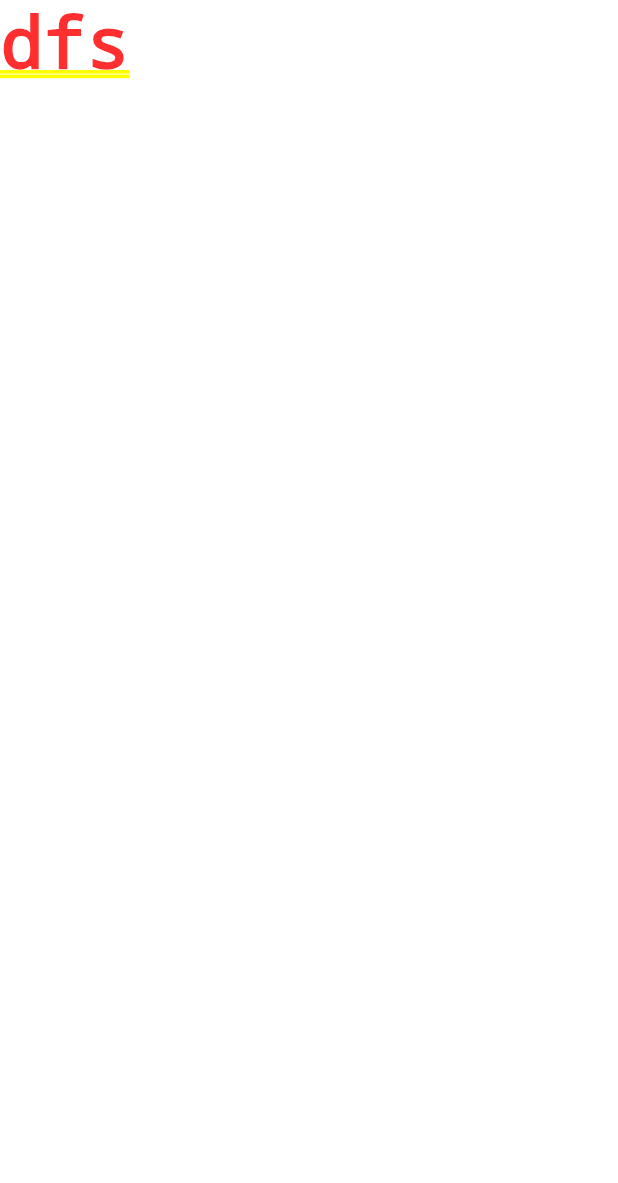
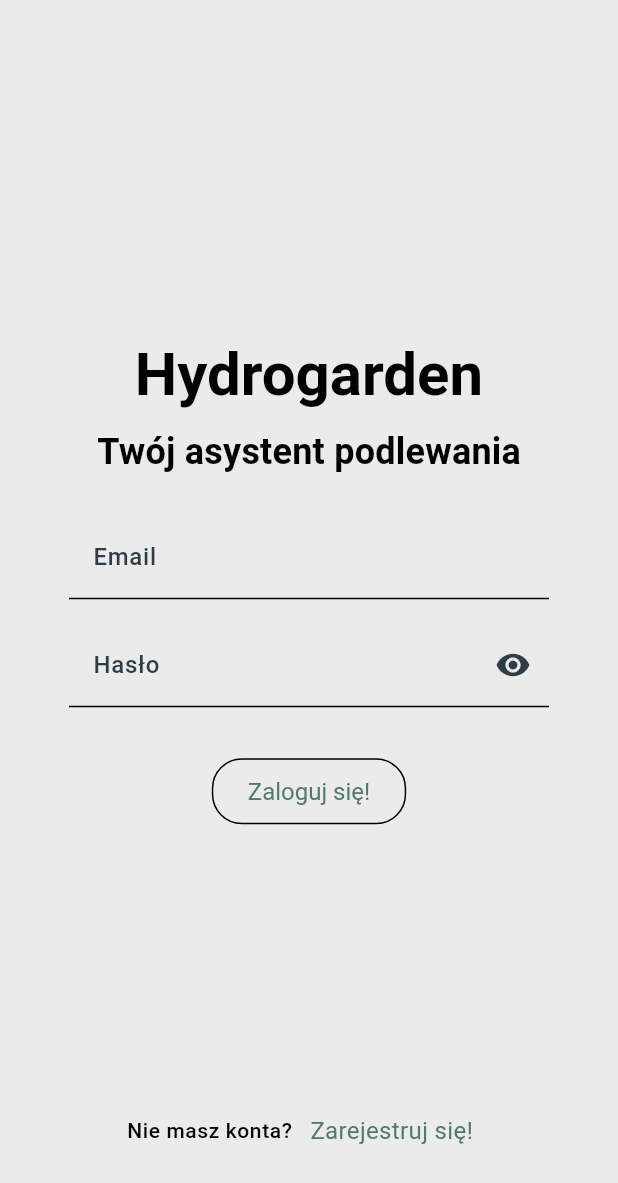
Before and after one commit to Hydrogarden-App/hg-mobile, a Flutter app: the screen it shows after launch, on a phone screen of 412 x 824 dp. Shown: the top 1183 px of the screen. Run offline on Flutter 3.47's test engine with Material 3 defaults, Android fonts, the phone set to English and light mode, and no system bars; drawn by our look-alikes of reactive_forms; our stand-ins replace dio, equatable, flutter_bloc, flutter_secure_storage, get_it, go_router; missing offline and left inert: openapi, openapi_generator_annotations; generated files the repository leaves out were written again.

Commit message:
feat: auth views

```diff
--- a/analysis_options.yaml
+++ b/analysis_options.yaml
@@ -3,3 +3,4 @@ include: package:flutter_lints/flutter.yaml
 linter:
   rules:
     prefer_double_quotes: true
+    avoid_relative_lib_imports: true
--- a/lib/app/app.dart
+++ b/lib/app/app.dart
@@ -1,9 +1,15 @@
 // Openapi Generator last run: : 2025-09-10T17:02:40.980825
 import "package:flutter/material.dart";
+import "package:flutter_bloc/flutter_bloc.dart";
+import "package:go_router/go_router.dart";
+import "package:hydrogarden_mobile/presentation/features/authentication/pages/login_page.dart";
+import "package:hydrogarden_mobile/presentation/features/authentication/pages/register_page.dart";
+import "package:openapi_generator_annotations/openapi_generator_annotations.dart";
+
 import "package:hydrogarden_mobile/app/l10n/arb/app_localizations.g.dart";
+import "package:hydrogarden_mobile/presentation/features/authentication/bloc/authentication_bloc.dart";
 import "package:hydrogarden_mobile/presentation/features/home/home_page.dart";
-import "package:openapi_generator_annotations/openapi_generator_annotations.dart";
-import "package:go_router/go_router.dart";
+
 import "theme/app_theme.dart";
 
 part "router.dart";
@@ -18,12 +24,19 @@ class MyApp extends StatelessWidget {
 
   @override
   Widget build(BuildContext context) {
-    return MaterialApp.router(
-      title: "Hydrogarden Mobile",
-      theme: AppTheme().light,
-      localizationsDelegates: AppLocalizations.localizationsDelegates,
-      supportedLocales: AppLocalizations.supportedLocales,
-      routerConfig: _router,
+    return MultiBlocProvider(
+      providers: [
+        BlocProvider<AuthenticationBloc>(
+          create: (context) => AuthenticationBloc(),
+        ),
+      ],
+      child: MaterialApp.router(
+        title: "Hydrogarden Mobile",
+        theme: AppTheme().light,
+        localizationsDelegates: AppLocalizations.localizationsDelegates,
+        supportedLocales: AppLocalizations.supportedLocales,
+        routerConfig: _router,
+      ),
     );
   }
 }
--- a/lib/app/dependency_injection.dart
+++ b/lib/app/dependency_injection.dart
@@ -4,6 +4,7 @@ import "package:hydrogarden_mobile/app/remote/client_provider.dart";
 import "package:hydrogarden_mobile/data/repository/authentication_local_repository_impl.dart";
 import "package:hydrogarden_mobile/data/repository/authentication_remote_repository_impl.dart";
 import "package:hydrogarden_mobile/data/repository/authentication_repository_impl.dart";
+import "package:hydrogarden_mobile/domain/repository/authentication_repository.dart";
 
 GetIt getIt = GetIt.instance;
 
@@ -13,12 +14,12 @@ void setup() {
 }
 
 void _setupClient() {
-  getIt.registerSingleton(ClientProvider());
+  getIt.registerSingleton<ClientProvider>(ClientProvider());
 }
 
 void _setupRepository() {
-  getIt.registerSingleton(
-    () => AuthenticationRepositoryImpl(
+  getIt.registerSingleton<AuthenticationRepository>(
+    AuthenticationRepositoryImpl(
       localAuth: AuthenticationLocalRepositoryImpl(FlutterSecureStorage()),
       remoteAuth: AuthenticationRemoteRepositoryImpl(
         getIt.get<ClientProvider>().getUnauthenticatedClient(),
--- a/lib/app/l10n/arb/app_pl.arb
+++ b/lib/app/l10n/arb/app_pl.arb
@@ -0,0 +1,18 @@
+{
+    "@@locale": "pl",
+
+    "auth_title": "Hydrogarden",
+    "auth_subtitle": "Twój asystent podlewania",
+    "auth_field_email": "Email",
+    "auth_field_password": "Hasło",
+    "auth_field_password_repeat": "Powtórz hasło",
+    "auth_login": "Zaloguj się!",
+    "auth_register": "Zarejestruj się!",
+    "auth_helper_dont_have_an_account": "Nie masz konta?",
+    "auth_helper_already_have_an_account": "Masz już konto?",
+    "auth_error_email_empty": "Email nie może być pusty",
+    "auth_error_password_empty": "Hasło nie może być puste",
+    "auth_error_email_invalid": "Podaj poprawny adres email",
+    "auth_error_password_too_short": "Hasło musi mieć co najmniej {passLen} znaków",
+    "auth_error_passwords_must_match": "Hasła muszą się zgadzać"
+}
--- a/lib/app/router.dart
+++ b/lib/app/router.dart
@@ -3,7 +3,7 @@ part of "app.dart";
 final _rootNavigatorKey = GlobalKey<NavigatorState>();
 
 final _router = GoRouter(
-  initialLocation: HomePage.route,
+  initialLocation: LoginPage.route,
   navigatorKey: _rootNavigatorKey,
   routes: [
     GoRoute(
@@ -12,6 +12,20 @@ final _router = GoRouter(
         return const NoTransitionPage(child: HomePage());
       },
     ),
+    GoRoute(
+      path: LoginPage.route,
+      pageBuilder: (context, state) {
+        print("lgin");
+        return NoTransitionPage(child: const LoginPage());
+      },
+    ),
+    GoRoute(
+      path: RegisterPage.route,
+      pageBuilder: (context, state) {
+        print("register");
+        return NoTransitionPage(child: const RegisterPage());
+      },
+    ),
   ],
 );
 
--- a/lib/app/theme/app_theme.dart
+++ b/lib/app/theme/app_theme.dart
@@ -1,4 +1,6 @@
 import "package:flutter/material.dart";
+import "package:hydrogarden_mobile/app/theme/color_consts.dart";
+import "package:hydrogarden_mobile/app/theme/ui_config.dart";
 
 abstract interface class AppThemeData {
   ThemeData get light => ThemeData.light();
@@ -12,20 +14,63 @@ class AppTheme implements AppThemeData {
   @override
   ThemeData get light => ThemeData(
     colorScheme: const ColorScheme.light(
-      primary: Color.fromARGB(255, 235, 235, 235),
-      onPrimary: Color.fromARGB(255, 47, 62, 70),
-      secondary: Color.fromARGB(255, 82, 121, 111),
-      shadow: Color.fromARGB(100, 0, 0, 0),
-      error: Color.fromARGB(255, 88, 32, 33),
+      primary: ColorConsts.pale,
+      onPrimary: ColorConsts.dark,
+      secondary: ColorConsts.medium,
+      shadow: ColorConsts.shadow,
+      error: ColorConsts.error,
     ),
     textTheme: _textTheme,
+    outlinedButtonTheme: _outlinedButtonTheme,
+    inputDecorationTheme: _inputDecorationTheme,
   );
 
   static const _textTheme = TextTheme(
     titleLarge: TextStyle(fontSize: 40, fontWeight: FontWeight.w600),
     titleMedium: TextStyle(fontSize: 24, fontWeight: FontWeight.w600),
     bodyMedium: TextStyle(fontSize: 16, fontWeight: FontWeight.w400),
-    bodySmall: TextStyle(fontSize: 12, fontWeight: FontWeight.w500),
+    bodySmall: TextStyle(fontSize: 14, fontWeight: FontWeight.w500),
+  );
+
+  OutlinedButtonThemeData get _outlinedButtonTheme => OutlinedButtonThemeData(
+    style: OutlinedButton.styleFrom(
+      minimumSize: const Size(44, 44),
+      backgroundColor: ColorConsts.pale,
+      foregroundColor: ColorConsts.medium,
+      shape: RoundedRectangleBorder(borderRadius: BorderRadius.circular(20)),
+      padding: const EdgeInsets.symmetric(
+        vertical: AppPaddings.small,
+        horizontal: AppPaddings.huge,
+      ),
+      textStyle: const TextStyle(fontWeight: FontWeight.w400, fontSize: 16),
+    ),
+  );
+
+  InputDecorationTheme get _inputDecorationTheme => InputDecorationTheme(
+    border: UnderlineInputBorder(
+      borderSide: BorderSide(color: ColorConsts.dark, width: 1),
+    ),
+    suffixIconColor: ColorConsts.dark,
+    labelStyle: TextStyle(
+      fontSize: 16,
+      color: ColorConsts.dark,
+      fontWeight: FontWeight.w500,
+    ),
+    floatingLabelStyle: TextStyle(fontSize: 14, color: ColorConsts.medium),
+    contentPadding: EdgeInsets.symmetric(
+      vertical: AppPaddings.small,
+      horizontal: AppPaddings.large,
+    ),
+    focusedBorder: UnderlineInputBorder(
+      borderSide: BorderSide(color: ColorConsts.medium, width: 2),
+    ),
+    focusedErrorBorder: UnderlineInputBorder(
+      borderSide: BorderSide(color: ColorConsts.medium, width: 2),
+    ),
+    errorStyle: TextStyle(color: ColorConsts.error),
+    errorBorder: UnderlineInputBorder(
+      borderSide: BorderSide(color: ColorConsts.dark, width: 1),
+    ),
   );
 }
 
--- /dev/null
+++ b/lib/app/theme/color_consts.dart
@@ -0,0 +1,9 @@
+import "dart:ui";
+
+abstract final class ColorConsts {
+  static const pale = Color.fromARGB(255, 235, 235, 235);
+  static const dark = Color.fromARGB(255, 47, 62, 70);
+  static const medium = Color.fromARGB(255, 82, 121, 111);
+  static const shadow = Color.fromARGB(100, 0, 0, 0);
+  static const error = Color.fromARGB(255, 88, 32, 33);
+}
--- /dev/null
+++ b/lib/app/theme/ui_config.dart
@@ -0,0 +1,9 @@
+abstract final class AppPaddings {
+  static const gigantic = 46.0;
+  static const enormous = 32.0;
+  static const huge = 24.0;
+  static const large = 16.0;
+  static const medium = 12.0;
+  static const small = 8.0;
+  static const tiny = 4.0;
+}
--- a/lib/presentation/features/authentication/bloc/authentication_bloc.dart
+++ b/lib/presentation/features/authentication/bloc/authentication_bloc.dart
@@ -1,9 +1,10 @@
-import "package:bloc/bloc.dart";
 import "package:equatable/equatable.dart";
+import "package:flutter_bloc/flutter_bloc.dart";
+
 import "package:hydrogarden_mobile/app/dependency_injection.dart";
 import "package:hydrogarden_mobile/app/remote/client_provider.dart";
 import "package:hydrogarden_mobile/domain/repository/authentication_repository.dart";
-import "package:hydrogarden_mobile/presentation/features/authentication/authentication_status.dart";
+import "package:hydrogarden_mobile/domain/authentication_status.dart";
 
 part "authentication_event.dart";
 part "authentication_state.dart";
@@ -28,6 +29,7 @@ class AuthenticationBloc
         email: event.email,
         password: event.password,
       );
+      print("${event.email}, ${event.password}, $token");
       _clientProvider.updateToken(token);
       emit(AuthenticationState.authenticated(token));
     });
--- /dev/null
+++ b/lib/presentation/features/authentication/extensions/form_group_extension.dart
@@ -0,0 +1,42 @@
+import "package:reactive_forms/reactive_forms.dart";
+
+extension FormGroupExtension on FormGroup {
+  static FormGroup loginForm({
+    required String emailFieldName,
+    required String passwordFieldName,
+    int passwordMinLength = 6,
+  }) => FormGroup({
+    emailFieldName: FormControl<String>(
+      validators: [Validators.required, Validators.email],
+    ),
+    passwordFieldName: FormControl<String>(
+      validators: [
+        Validators.required,
+        Validators.minLength(passwordMinLength),
+      ],
+    ),
+  });
+
+  static FormGroup registerForm({
+    required String emailFieldName,
+    required String passwordFieldName,
+    required repeatPasswordFieldName,
+    int passwordMinLength = 6,
+  }) => FormGroup(
+    {
+      emailFieldName: FormControl<String>(
+        validators: [Validators.required, Validators.email],
+      ),
+      passwordFieldName: FormControl<String>(
+        validators: [
+          Validators.required,
+          Validators.minLength(passwordMinLength),
+        ],
+      ),
+      repeatPasswordFieldName: FormControl<String>(
+        validators: [Validators.required],
+      ),
+    },
+    validators: [Validators.mustMatch("password", "passwordRepeat")],
+  );
+}
--- /dev/null
+++ b/lib/presentation/features/authentication/pages/login_page.dart
@@ -0,0 +1,18 @@
+import "package:flutter/widgets.dart";
+import "package:hydrogarden_mobile/app/app.dart";
+import "package:hydrogarden_mobile/presentation/features/authentication/pages/register_page.dart";
+import "package:hydrogarden_mobile/presentation/features/authentication/views/auth_view.dart";
+
+class LoginPage extends StatelessWidget {
+  static const route = "/login";
+
+  const LoginPage({super.key});
+
+  @override
+  Widget build(BuildContext context) {
+    return AuthView(
+      isLogin: true,
+      onRedirect: () => context.router.push(RegisterPage.route),
+    );
+  }
+}
--- /dev/null
+++ b/lib/presentation/features/authentication/pages/register_page.dart
@@ -0,0 +1,18 @@
+import "package:flutter/widgets.dart";
+import "package:hydrogarden_mobile/app/app.dart";
+import "package:hydrogarden_mobile/presentation/features/authentication/pages/login_page.dart";
+import "package:hydrogarden_mobile/presentation/features/authentication/views/auth_view.dart";
+
+class RegisterPage extends StatelessWidget {
+  static const route = "/register";
+
+  const RegisterPage({super.key});
+
+  @override
+  Widget build(BuildContext context) {
+    return AuthView(
+      isLogin: false,
+      onRedirect: () => context.router.push(LoginPage.route),
+    );
+  }
+}
--- /dev/null
+++ b/lib/presentation/features/authentication/views/auth_view.dart
@@ -0,0 +1,121 @@
+import "package:flutter/material.dart";
+import "package:flutter_bloc/flutter_bloc.dart";
+import "package:hydrogarden_mobile/app/theme/ui_config.dart";
+import "package:hydrogarden_mobile/presentation/features/authentication/extensions/form_group_extension.dart";
+import "package:hydrogarden_mobile/presentation/features/authentication/widgets/auth_footer.dart";
+import "package:hydrogarden_mobile/presentation/features/authentication/widgets/reactive_password_field.dart";
+import "package:reactive_forms/reactive_forms.dart";
+
+import "package:hydrogarden_mobile/app/l10n/l10n.dart";
+import "package:hydrogarden_mobile/app/theme/app_theme.dart";
+import "package:hydrogarden_mobile/presentation/features/authentication/bloc/authentication_bloc.dart";
+
+class AuthView extends StatelessWidget {
+  AuthView({super.key, required this.isLogin, required this.onRedirect}) {
+    _form = isLogin
+        ? FormGroupExtension.loginForm(
+            emailFieldName: "email",
+            passwordFieldName: "password",
+          )
+        : FormGroupExtension.registerForm(
+            emailFieldName: "email",
+            passwordFieldName: "password",
+            repeatPasswordFieldName: "passwordRepeat",
+          );
+  }
+
+  static const _passwordLength = 6;
+
+  final bool isLogin;
+  final void Function() onRedirect;
+
+  late final FormGroup _form;
+
+  void _submit(BuildContext context) {
+    if (_form.valid) {
+      final email = _form.control("email").value as String;
+      final password = _form.control("password").value as String;
+
+      if (isLogin) {
+        context.read<AuthenticationBloc>().add(
+          AuthenticationLoginRequested(email, password),
+        );
+      } else {
+        context.read<AuthenticationBloc>().add(
+          AuthenticationSignupRequested(email, password),
+        );
+      }
+    } else {
+      _form.markAllAsTouched();
+    }
+  }
+
+  @override
+  Widget build(BuildContext context) {
+    final l10n = context.l10n;
+    return Scaffold(
+      backgroundColor: context.colorScheme.primary,
+      body: Padding(
+        padding: const EdgeInsets.all(AppPaddings.gigantic),
+        child: ReactiveForm(
+          formGroup: _form,
+          child: Column(
+            mainAxisAlignment: MainAxisAlignment.center,
+            children: [
+              const Expanded(child: SizedBox(height: double.infinity)),
+              Text(l10n.auth_title, style: context.textTheme.titleLarge),
+              const SizedBox(height: AppPaddings.small),
+              Text(l10n.auth_subtitle, style: context.textTheme.titleMedium),
+              const SizedBox(height: AppPaddings.huge),
+              ReactiveTextField<String>(
+                formControlName: "email",
+                keyboardType: TextInputType.emailAddress,
+                cursorColor: context.colorScheme.secondary,
+                cursorErrorColor: context.colorScheme.secondary,
+                decoration: InputDecoration(labelText: l10n.auth_field_email),
+                validationMessages: {
+                  ValidationMessage.required: (_) =>
+                      l10n.auth_error_email_empty,
+                  ValidationMessage.email: (_) => l10n.auth_error_email_invalid,
+                },
+              ),
+              const SizedBox(height: AppPaddings.large),
+              ReactivePasswordField(
+                formControlName: "password",
+                labelText: l10n.auth_field_password,
+                cursorColor: context.colorScheme.secondary,
+                validationMessages: {
+                  ValidationMessage.required: (_) =>
+                      l10n.auth_error_password_empty,
+                  ValidationMessage.minLength: (_) =>
+                      l10n.auth_error_password_too_short(_passwordLength),
+                },
+              ),
+              if (!isLogin) ...[
+                const SizedBox(height: AppPaddings.large),
+                ReactivePasswordField(
+                  formControlName: "passwordRepeat",
+                  labelText: l10n.auth_field_password_repeat,
+                  cursorColor: context.colorScheme.secondary,
+                  validationMessages: {
+                    ValidationMessage.required: (_) =>
+                        l10n.auth_error_password_empty,
+                    ValidationMessage.mustMatch: (_) =>
+                        l10n.auth_error_passwords_must_match,
+                  },
+                ),
+              ],
+              const SizedBox(height: AppPaddings.enormous),
+              OutlinedButton(
+                onPressed: () => _submit(context),
+                child: Text(isLogin ? l10n.auth_login : l10n.auth_register),
+              ),
+              const Expanded(child: SizedBox(height: double.infinity)),
+              AuthFooter(isLogin: isLogin, onRedirect: onRedirect),
+            ],
+          ),
+        ),
+      ),
+    );
+  }
+}
--- /dev/null
+++ b/lib/presentation/features/authentication/widgets/auth_footer.dart
@@ -0,0 +1,40 @@
+import "package:flutter/material.dart";
+import "package:flutter/widgets.dart";
+import "package:hydrogarden_mobile/app/l10n/l10n.dart";
+import "package:hydrogarden_mobile/app/theme/app_theme.dart";
+
+class AuthFooter extends StatelessWidget {
+  final bool isLogin;
+  final void Function() onRedirect;
+
+  const AuthFooter({
+    super.key,
+    required this.isLogin,
+    required this.onRedirect,
+  });
+
+  @override
+  Widget build(BuildContext context) {
+    final l10n = context.l10n;
+    return Row(
+      mainAxisAlignment: MainAxisAlignment.center,
+      children: [
+        Text(
+          isLogin
+              ? l10n.auth_helper_dont_have_an_account
+              : l10n.auth_helper_already_have_an_account,
+          style: context.textTheme.bodySmall,
+        ),
+        TextButton(
+          onPressed: onRedirect,
+          child: Text(
+            isLogin ? l10n.auth_register : l10n.auth_login,
+            style: context.textTheme.bodyMedium?.copyWith(
+              color: context.colorScheme.secondary,
+            ),
+          ),
+        ),
+      ],
+    );
+  }
+}
--- /dev/null
+++ b/lib/presentation/features/authentication/widgets/reactive_password_field.dart
@@ -0,0 +1,44 @@
+import "package:flutter/material.dart";
+import "package:reactive_forms/reactive_forms.dart";
+
+class ReactivePasswordField extends StatefulWidget {
+  const ReactivePasswordField({
+    super.key,
+    required this.formControlName,
+    this.labelText,
+    this.validationMessages,
+    this.cursorColor,
+  });
+
+  final String formControlName;
+  final String? labelText;
+  final Map<String, String Function(Object)>? validationMessages;
+  final Color? cursorColor;
+
+  @override
+  State<ReactivePasswordField> createState() => _ReactivePasswordFieldState();
+}
+
+class _ReactivePasswordFieldState extends State<ReactivePasswordField> {
+  bool _obscureText = true;
+
+  void _toggleObscure() => setState(() => _obscureText = !_obscureText);
+
+  @override
+  Widget build(BuildContext context) {
+    return ReactiveTextField<String>(
+      formControlName: widget.formControlName,
+      obscureText: _obscureText,
+      cursorColor: widget.cursorColor,
+      cursorErrorColor: widget.cursorColor,
+      decoration: InputDecoration(
+        labelText: widget.labelText,
+        suffixIcon: IconButton(
+          icon: Icon(_obscureText ? Icons.visibility : Icons.visibility_off),
+          onPressed: _toggleObscure,
+        ),
+      ),
+      validationMessages: widget.validationMessages,
+    );
+  }
+}
--- a/pubspec.yaml
+++ b/pubspec.yaml
@@ -13,9 +13,10 @@ dependencies:
 
   # ui
   cupertino_icons: ^1.0.8
+  reactive_forms: ^18.1.1
 
   #state
-  bloc: ^9.0.0
+  flutter_bloc: ^9.1.1
   get_it: ^8.2.0
 
   # router
```
Also changed, not shown: lib/domain/authentication_status.dart (renamed from lib/presentation/features/authentication/authentication_status.dart), pubspec.lock.
